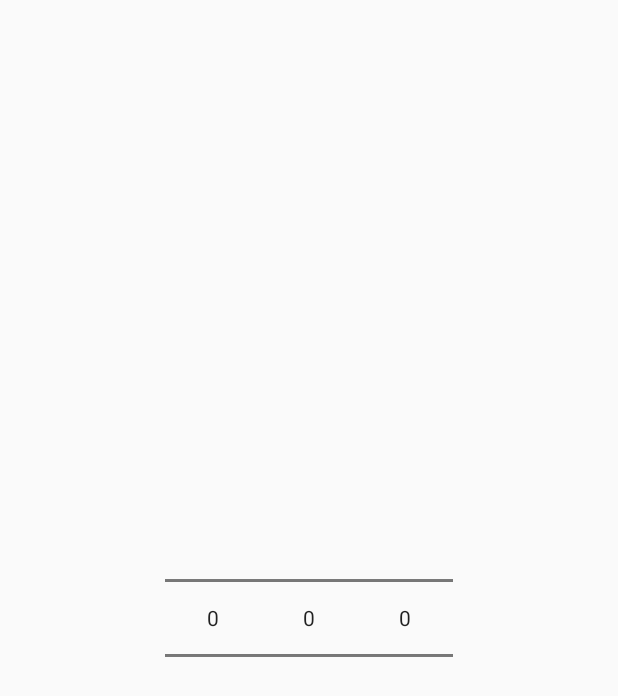
After one commit to kulikovman/Randomizer, an Android app: the layout number_picker_layout.xml on its own in the app's theme, with its tools: preview values and no code run, on a phone screen of 412 x 824 dp. The commit adds this screen. Shown: the top 696 px of the screen. Run offline under Robolectric (Android 15) with nearby library versions, the phone set to English and light mode, and no system bars.

Commit message:
Ввод лимитов при помощи NumberPicker

```diff
--- a/app/src/main/res/layout/new_activity_main.xml
+++ b/app/src/main/res/layout/new_activity_main.xml
@@ -18,6 +18,7 @@
             android:layout_width="wrap_content"
             android:layout_height="wrap_content"
             android:fontFamily="sans-serif-light"
+            android:onClick="setStartLimit"
             android:text="1"
             android:textColor="@color/gray_6"
             android:textSize="30sp"/>
@@ -37,6 +38,7 @@
             android:layout_width="wrap_content"
             android:layout_height="wrap_content"
             android:fontFamily="sans-serif-light"
+            android:onClick="setEndLimit"
             android:text="999"
             android:textColor="@color/gray_6"
             android:textSize="30sp"/>
--- /dev/null
+++ b/app/src/main/res/layout/number_picker_layout.xml
@@ -0,0 +1,29 @@
+<?xml version="1.0" encoding="utf-8"?>
+<LinearLayout xmlns:android="http://schemas.android.com/apk/res/android"
+              android:layout_width="match_parent"
+              android:layout_height="match_parent"
+              android:gravity="center"
+              android:orientation="horizontal">
+
+    <NumberPicker
+        android:id="@+id/number_picker_1"
+        android:layout_width="wrap_content"
+        android:layout_height="wrap_content"
+        android:width="100dp"
+        android:orientation="vertical"/>
+
+    <NumberPicker
+        android:id="@+id/number_picker_2"
+        android:layout_width="wrap_content"
+        android:layout_height="wrap_content"
+        android:width="100dp"
+        android:orientation="vertical"/>
+
+    <NumberPicker
+        android:id="@+id/number_picker_3"
+        android:layout_width="wrap_content"
+        android:layout_height="wrap_content"
+        android:width="100dp"
+        android:orientation="vertical"/>
+
+</LinearLayout>
```
Also changed, not shown: app/src/main/java/ru/kulikovman/randomizer/MainActivity.java (+11 -1 lines), app/src/main/java/ru/kulikovman/randomizer/NumberPickerDialog.java (added, +68 -0 lines).
